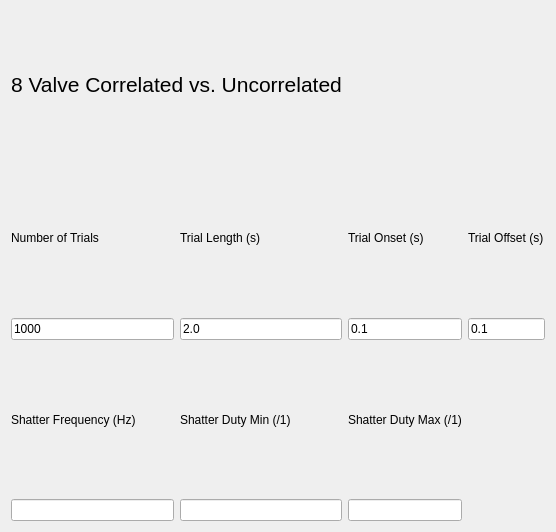
This is UI/8VCorrUI.ui in RoboDoig/schedule-generator as Qt 5 draws it before an edit. The edited form follows.
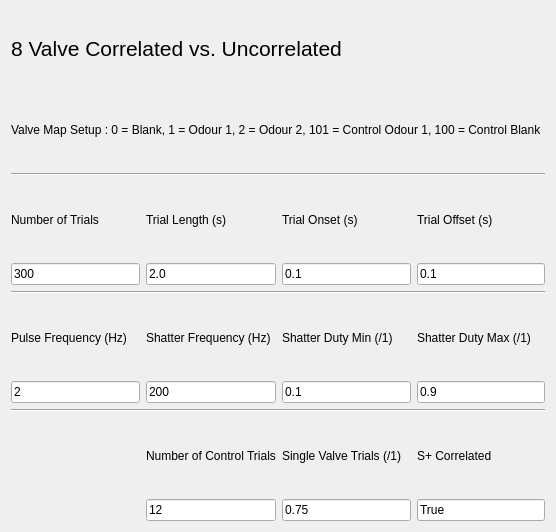
This is the edited form.

Commit message: More work on correlated vs. uncorrelatd schedule

Patch:
```diff
--- a/UI/8VCorrUI.ui
+++ b/UI/8VCorrUI.ui
@@ -14,103 +14,199 @@
    <string>Form</string>
   </property>
   <layout class="QGridLayout" name="gridLayout">
-   <item row="5" column="2">
+   <item row="9" column="0">
+    <widget class="QLineEdit" name="pulseFrequencyEdit">
+     <property name="text">
+      <string>2</string>
+     </property>
+    </widget>
+   </item>
+   <item row="8" column="3">
     <widget class="QLabel" name="label_8">
      <property name="text">
       <string>Shatter Duty Max (/1)</string>
      </property>
     </widget>
    </item>
-   <item row="2" column="3">
+   <item row="9" column="2">
+    <widget class="QLineEdit" name="shatterDutyMinEdit">
+     <property name="text">
+      <string>0.1</string>
+     </property>
+    </widget>
+   </item>
+   <item row="9" column="3">
+    <widget class="QLineEdit" name="shatterDutyMaxEdit">
+     <property name="text">
+      <string>0.9</string>
+     </property>
+    </widget>
+   </item>
+   <item row="5" column="3">
     <widget class="QLineEdit" name="offsetEdit">
      <property name="text">
       <string>0.1</string>
      </property>
     </widget>
    </item>
-   <item row="5" column="0">
-    <widget class="QLabel" name="label_6">
+   <item row="0" column="0" colspan="4">
+    <widget class="QLabel" name="label_3">
+     <property name="font">
+      <font>
+       <pointsize>16</pointsize>
+      </font>
+     </property>
      <property name="text">
-      <string>Shatter Frequency (Hz)</string>
+      <string>8 Valve Correlated vs. Uncorrelated</string>
      </property>
     </widget>
    </item>
-   <item row="5" column="1">
+   <item row="9" column="1">
+    <widget class="QLineEdit" name="shatterFrequencyEdit">
+     <property name="text">
+      <string>200</string>
+     </property>
+    </widget>
+   </item>
+   <item row="8" column="2">
     <widget class="QLabel" name="label_7">
      <property name="text">
       <string>Shatter Duty Min (/1)</string>
      </property>
     </widget>
    </item>
-   <item row="2" column="0">
+   <item row="5" column="0">
     <widget class="QLineEdit" name="nTrialsEdit">
      <property name="text">
-      <string>1000</string>
+      <string>300</string>
      </property>
     </widget>
    </item>
-   <item row="1" column="3">
+   <item row="4" column="3">
     <widget class="QLabel" name="label_4">
      <property name="text">
       <string>Trial Offset (s)</string>
      </property>
     </widget>
    </item>
-   <item row="1" column="2">
+   <item row="4" column="2">
     <widget class="QLabel" name="label_2">
      <property name="text">
       <string>Trial Onset (s)</string>
      </property>
     </widget>
    </item>
-   <item row="1" column="1">
+   <item row="4" column="1">
     <widget class="QLabel" name="label_5">
      <property name="text">
       <string>Trial Length (s)</string>
      </property>
     </widget>
    </item>
-   <item row="2" column="1">
+   <item row="5" column="1">
     <widget class="QLineEdit" name="trialLengthEdit">
      <property name="text">
       <string>2.0</string>
      </property>
     </widget>
    </item>
-   <item row="0" column="0" colspan="2">
-    <widget class="QLabel" name="label_3">
-     <property name="font">
-      <font>
-       <pointsize>16</pointsize>
-      </font>
+   <item row="11" column="1">
+    <widget class="QLabel" name="label_11">
+     <property name="text">
+      <string>Number of Control Trials</string>
      </property>
+    </widget>
+   </item>
+   <item row="11" column="2">
+    <widget class="QLabel" name="label_12">
      <property name="text">
-      <string>8 Valve Correlated vs. Uncorrelated</string>
+      <string>Single Valve Trials (/1)</string>
      </property>
     </widget>
    </item>
-   <item row="1" column="0">
+   <item row="8" column="0">
+    <widget class="QLabel" name="label_9">
+     <property name="text">
+      <string>Pulse Frequency (Hz)</string>
+     </property>
+    </widget>
+   </item>
+   <item row="6" column="0" colspan="4">
+    <widget class="Line" name="line">
+     <property name="orientation">
+      <enum>Qt::Horizontal</enum>
+     </property>
+    </widget>
+   </item>
+   <item row="8" column="1">
+    <widget class="QLabel" name="label_6">
+     <property name="text">
+      <string>Shatter Frequency (Hz)</string>
+     </property>
+    </widget>
+   </item>
+   <item row="4" column="0">
     <widget class="QLabel" name="label">
      <property name="text">
       <string>Number of Trials</string>
      </property>
     </widget>
    </item>
-   <item row="2" column="2">
+   <item row="12" column="1">
+    <widget class="QLineEdit" name="nControlTrialsEdit">
+     <property name="text">
+      <string>12</string>
+     </property>
+    </widget>
+   </item>
+   <item row="10" column="0" colspan="4">
+    <widget class="Line" name="line_3">
+     <property name="orientation">
+      <enum>Qt::Horizontal</enum>
+     </property>
+    </widget>
+   </item>
+   <item row="5" column="2">
     <widget class="QLineEdit" name="onsetEdit">
      <property name="text">
       <string>0.1</string>
      </property>
     </widget>
    </item>
-   <item row="6" column="0">
-    <widget class="QLineEdit" name="lineEdit"/>
+   <item row="12" column="2">
+    <widget class="QLineEdit" name="fractionSingleValveEdit">
+     <property name="text">
+      <string>0.75</string>
+     </property>
+    </widget>
    </item>
-   <item row="6" column="1">
-    <widget class="QLineEdit" name="lineEdit_2"/>
+   <item row="3" column="0" colspan="4">
+    <widget class="Line" name="line_2">
+     <property name="orientation">
+      <enum>Qt::Horizontal</enum>
+     </property>
+    </widget>
    </item>
-   <item row="6" column="2">
-    <widget class="QLineEdit" name="lineEdit_3"/>
+   <item row="2" column="0" colspan="4">
+    <widget class="QLabel" name="label_13">
+     <property name="text">
+      <string>Valve Map Setup : 0 = Blank, 1 = Odour 1, 2 = Odour 2, 101 = Control Odour 1, 100 = Control Blank </string>
+     </property>
+    </widget>
+   </item>
+   <item row="11" column="3">
+    <widget class="QLabel" name="label_10">
+     <property name="text">
+      <string>S+ Correlated</string>
+     </property>
+    </widget>
+   </item>
+   <item row="12" column="3">
+    <widget class="QLineEdit" name="spCorrelatedEdit">
+     <property name="text">
+      <string>True</string>
+     </property>
+    </widget>
    </item>
   </layout>
  </widget>
```
The commit also changes 5 other files.
